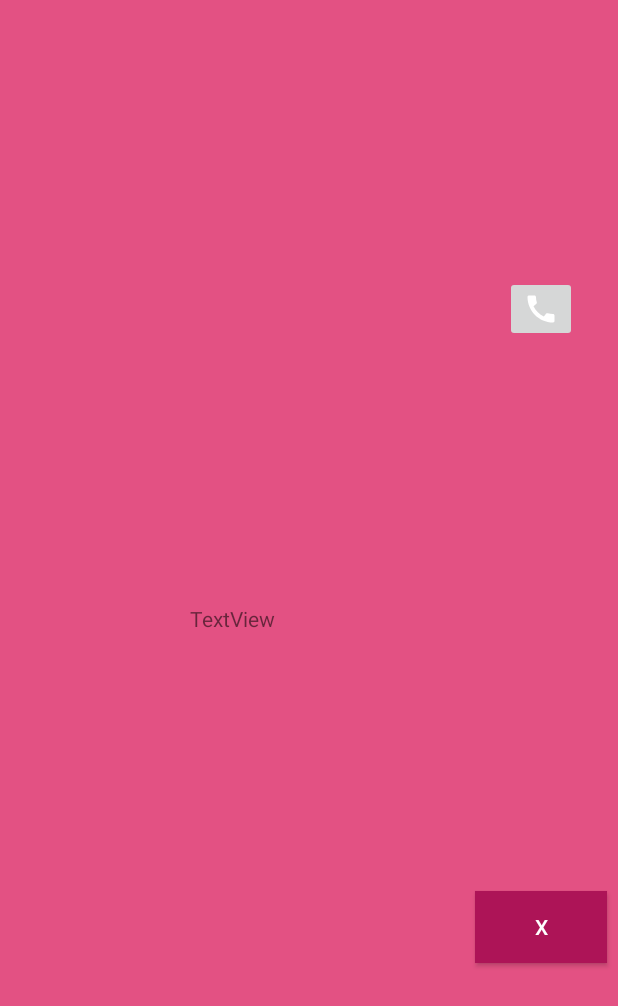
After one commit to limbenkep/Dialer, an Android app: the layout view_display_area.xml on its own in the app's theme, with its tools: preview values and no code run, on a phone screen of 412 x 824 dp. The commit adds this screen. Shown: the top 1006 px of the screen. Run offline under Robolectric (Android 15) with nearby library versions, the phone set to English and light mode, and no system bars.

Commit message:
Adds display area for dialed number

```diff
--- /dev/null
+++ b/app/src/main/res/drawable/ic_baseline_call_24.xml
@@ -0,0 +1,5 @@
+<vector android:height="24dp" android:tint="#FFFFFF"
+    android:viewportHeight="24" android:viewportWidth="24"
+    android:width="24dp" xmlns:android="http://schemas.android.com/apk/res/android">
+    <path android:fillColor="@android:color/white" android:pathData="M20.01,15.38c-1.23,0 -2.42,-0.2 -3.53,-0.56 -0.35,-0.12 -0.74,-0.03 -1.01,0.24l-1.57,1.97c-2.83,-1.35 -5.48,-3.9 -6.89,-6.83l1.95,-1.66c0.27,-0.28 0.35,-0.67 0.24,-1.02 -0.37,-1.11 -0.56,-2.3 -0.56,-3.53 0,-0.54 -0.45,-0.99 -0.99,-0.99H4.19C3.65,3 3,3.24 3,3.99 3,13.28 10.73,21 20.01,21c0.71,0 0.99,-0.63 0.99,-1.18v-3.45c0,-0.54 -0.45,-0.99 -0.99,-0.99z"/>
+</vector>
--- /dev/null
+++ b/app/src/main/res/drawable/ic_baseline_delete_forever_24.xml
@@ -0,0 +1,5 @@
+<vector android:height="24dp" android:tint="#FFFFFF"
+    android:viewportHeight="24" android:viewportWidth="24"
+    android:width="24dp" xmlns:android="http://schemas.android.com/apk/res/android">
+    <path android:fillColor="@android:color/white" android:pathData="M6,19c0,1.1 0.9,2 2,2h8c1.1,0 2,-0.9 2,-2L18,7L6,7v12zM8.46,11.88l1.41,-1.41L12,12.59l2.12,-2.12 1.41,1.41L13.41,14l2.12,2.12 -1.41,1.41L12,15.41l-2.12,2.12 -1.41,-1.41L10.59,14l-2.13,-2.12zM15.5,4l-1,-1h-5l-1,1L5,4v2h14L19,4z"/>
+</vector>
--- /dev/null
+++ b/app/src/main/res/layout/view_display_area.xml
@@ -0,0 +1,57 @@
+<?xml version="1.0" encoding="utf-8"?>
+<androidx.constraintlayout.widget.ConstraintLayout xmlns:android="http://schemas.android.com/apk/res/android"
+    xmlns:app="http://schemas.android.com/apk/res-auto"
+    xmlns:tools="http://schemas.android.com/tools"
+    android:layout_width="match_parent"
+    android:layout_height="match_parent"
+    android:background="@color/maroonLight">
+
+    <androidx.constraintlayout.widget.Guideline
+        android:id="@+id/display_area_right_guideline"
+        android:layout_width="wrap_content"
+        android:layout_height="wrap_content"
+        android:orientation="vertical"
+        app:layout_constraintGuide_percent="@fraction/three_quarters" />
+
+    <TextView
+        android:id="@+id/display_area_textView"
+        android:layout_width="wrap_content"
+        android:layout_height="wrap_content"
+        android:text="TextView"
+        app:layout_constraintBottom_toBottomOf="parent"
+        app:layout_constraintEnd_toStartOf="@+id/display_area_right_guideline"
+        app:layout_constraintStart_toStartOf="parent"
+        app:layout_constraintTop_toTopOf="parent" />
+
+    <ImageButton
+        android:id="@+id/display_area_call_button"
+        android:layout_width="wrap_content"
+        android:layout_height="wrap_content"
+        app:layout_constraintBottom_toTopOf="@+id/display_area_center_guideline"
+        app:layout_constraintEnd_toEndOf="parent"
+        app:layout_constraintStart_toStartOf="@+id/display_area_right_guideline"
+        app:layout_constraintTop_toTopOf="parent"
+        app:srcCompat="@drawable/ic_baseline_call_24"
+        app:layout_constraintWidth_percent="@fraction/display_area_button_width"
+        app:layout_constraintHeight_percent="@fraction/display_area_button_height"/>
+
+    <androidx.constraintlayout.widget.Guideline
+        android:id="@+id/display_area_center_guideline"
+        android:layout_width="wrap_content"
+        android:layout_height="wrap_content"
+        android:orientation="horizontal"
+        app:layout_constraintGuide_percent="@fraction/center_guideline_dimen" />
+
+    <Button
+        android:id="@+id/display_area_delete_button"
+        android:layout_width="wrap_content"
+        android:layout_height="wrap_content"
+        android:background="@color/white"
+        android:text="@string/letter_x"
+        app:layout_constraintBottom_toBottomOf="parent"
+        app:layout_constraintEnd_toEndOf="parent"
+        app:layout_constraintStart_toStartOf="@+id/display_area_right_guideline"
+        app:layout_constraintTop_toTopOf="@+id/display_area_center_guideline"
+        app:layout_constraintWidth_percent="@fraction/display_area_button_width"
+        app:layout_constraintHeight_percent="@fraction/display_area_button_height"/>
+</androidx.constraintlayout.widget.ConstraintLayout>
--- a/app/src/main/res/values/attrs.xml
+++ b/app/src/main/res/values/attrs.xml
@@ -4,4 +4,7 @@
         <attr name="title" format="string"/>
         <attr name="message" format="string"/>
     </declare-styleable>
+    <declare-styleable name="DisplayAreaView">
+        <attr name="dialed_numbers" format = "string"/>
+    </declare-styleable>
 </resources>
--- a/app/src/main/res/values/dimens.xml
+++ b/app/src/main/res/values/dimens.xml
@@ -14,4 +14,7 @@
     <fraction name="lower_mid_guideline_dimen">.725</fraction>
     <fraction name="dial_pad_button_width">.25</fraction>
     <fraction name="dial_pad_button_height">.2</fraction>
+    <fraction name="three_quarters">.75</fraction>
+    <fraction name="display_area_button_width">.2</fraction>
+    <fraction name="display_area_button_height">.15</fraction>
 </resources>
--- a/app/src/main/res/values/strings.xml
+++ b/app/src/main/res/values/strings.xml
@@ -60,4 +60,5 @@
     <string name="plus_sign">+</string>
     <string name="star_symbol">*</string>
     <string name="hashtag_symbol">#</string>
+    <string name="letter_x">x</string>
 </resources>
```
Also changed, not shown: app/src/main/java/se/miun/holi1900/dt031g/dialer/DisplayAreaView.java (added, +45 -0 lines), app/src/main/res/drawable/delete_button_background.xml (added, +7 -0 lines).
